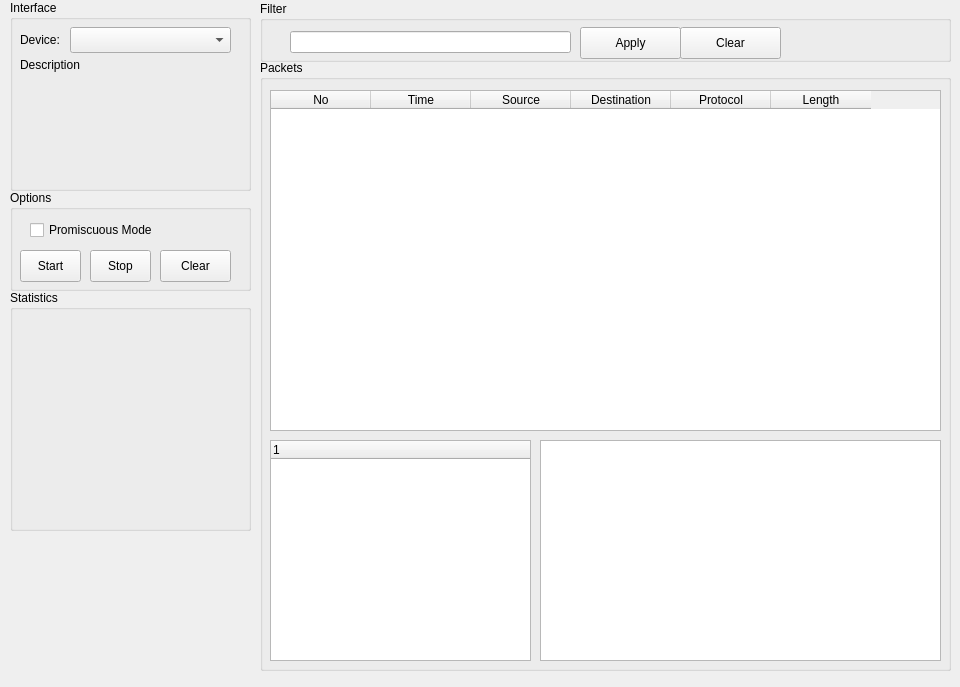
Before: the Qt Designer form QSniffer.ui in futureer/QSniffer, drawn with Qt 5.
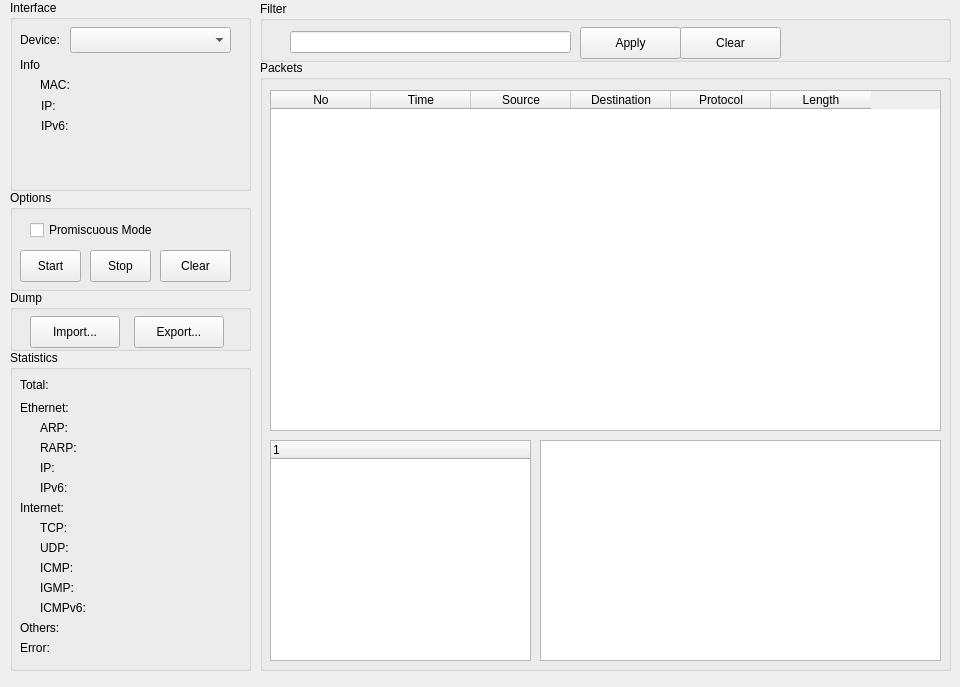
After: the same form once the commit is applied.

What changed in the file:
```diff
--- a/QSniffer.ui
+++ b/QSniffer.ui
@@ -217,7 +217,111 @@
       </rect>
      </property>
      <property name="text">
-      <string>Description</string>
+      <string>Info</string>
+     </property>
+    </widget>
+    <widget class="QLabel" name="macLabel">
+     <property name="geometry">
+      <rect>
+       <x>30</x>
+       <y>77</y>
+       <width>34</width>
+       <height>16</height>
+      </rect>
+     </property>
+     <property name="text">
+      <string>MAC: </string>
+     </property>
+    </widget>
+    <widget class="QLabel" name="macContentLabel">
+     <property name="geometry">
+      <rect>
+       <x>72</x>
+       <y>77</y>
+       <width>150</width>
+       <height>16</height>
+      </rect>
+     </property>
+     <property name="text">
+      <string/>
+     </property>
+    </widget>
+    <widget class="QLabel" name="ipAddrLabel">
+     <property name="geometry">
+      <rect>
+       <x>31</x>
+       <y>98</y>
+       <width>21</width>
+       <height>16</height>
+      </rect>
+     </property>
+     <property name="text">
+      <string>IP:</string>
+     </property>
+    </widget>
+    <widget class="QLabel" name="ipAddressLabel">
+     <property name="geometry">
+      <rect>
+       <x>72</x>
+       <y>98</y>
+       <width>150</width>
+       <height>16</height>
+      </rect>
+     </property>
+     <property name="text">
+      <string/>
+     </property>
+    </widget>
+    <widget class="QLabel" name="ipv6AddrLabel">
+     <property name="geometry">
+      <rect>
+       <x>31</x>
+       <y>118</y>
+       <width>31</width>
+       <height>16</height>
+      </rect>
+     </property>
+     <property name="text">
+      <string>IPv6:</string>
+     </property>
+    </widget>
+    <widget class="QLabel" name="ipv6Address1Label">
+     <property name="geometry">
+      <rect>
+       <x>72</x>
+       <y>118</y>
+       <width>150</width>
+       <height>16</height>
+      </rect>
+     </property>
+     <property name="text">
+      <string/>
+     </property>
+    </widget>
+    <widget class="QLabel" name="ipv6Address2Label">
+     <property name="geometry">
+      <rect>
+       <x>72</x>
+       <y>139</y>
+       <width>150</width>
+       <height>16</height>
+      </rect>
+     </property>
+     <property name="text">
+      <string/>
+     </property>
+    </widget>
+    <widget class="QLabel" name="ipv6Address3Label">
+     <property name="geometry">
+      <rect>
+       <x>72</x>
+       <y>159</y>
+       <width>150</width>
+       <height>16</height>
+      </rect>
+     </property>
+     <property name="text">
+      <string/>
      </property>
     </widget>
    </widget>
@@ -290,14 +394,391 @@
     <property name="geometry">
      <rect>
       <x>10</x>
-      <y>290</y>
+      <y>350</y>
       <width>241</width>
-      <height>241</height>
+      <height>321</height>
      </rect>
     </property>
     <property name="title">
      <string>Statistics</string>
     </property>
+    <widget class="QLabel" name="totalLabel">
+     <property name="geometry">
+      <rect>
+       <x>10</x>
+       <y>27</y>
+       <width>41</width>
+       <height>16</height>
+      </rect>
+     </property>
+     <property name="text">
+      <string>Total: </string>
+     </property>
+    </widget>
+    <widget class="QLabel" name="totalCountLabel">
+     <property name="geometry">
+      <rect>
+       <x>70</x>
+       <y>26</y>
+       <width>61</width>
+       <height>20</height>
+      </rect>
+     </property>
+     <property name="text">
+      <string/>
+     </property>
+    </widget>
+    <widget class="QLabel" name="ethernetLabel">
+     <property name="geometry">
+      <rect>
+       <x>10</x>
+       <y>50</y>
+       <width>62</width>
+       <height>16</height>
+      </rect>
+     </property>
+     <property name="text">
+      <string>Ethernet:</string>
+     </property>
+    </widget>
+    <widget class="QLabel" name="arpLabel">
+     <property name="geometry">
+      <rect>
+       <x>30</x>
+       <y>70</y>
+       <width>31</width>
+       <height>16</height>
+      </rect>
+     </property>
+     <property name="text">
+      <string>ARP: </string>
+     </property>
+    </widget>
+    <widget class="QLabel" name="arpCountLabel">
+     <property name="geometry">
+      <rect>
+       <x>70</x>
+       <y>70</y>
+       <width>62</width>
+       <height>16</height>
+      </rect>
+     </property>
+     <property name="text">
+      <string/>
+     </property>
+    </widget>
+    <widget class="QLabel" name="rarpCountLabel">
+     <property name="geometry">
+      <rect>
+       <x>80</x>
+       <y>90</y>
+       <width>62</width>
+       <height>16</height>
+      </rect>
+     </property>
+     <property name="text">
+      <string/>
+     </property>
+    </widget>
+    <widget class="QLabel" name="rarpLabel">
+     <property name="geometry">
+      <rect>
+       <x>30</x>
+       <y>90</y>
+       <width>41</width>
+       <height>16</height>
+      </rect>
+     </property>
+     <property name="text">
+      <string>RARP: </string>
+     </property>
+    </widget>
+    <widget class="QLabel" name="ipLabel_2">
+     <property name="geometry">
+      <rect>
+       <x>30</x>
+       <y>110</y>
+       <width>21</width>
+       <height>16</height>
+      </rect>
+     </property>
+     <property name="text">
+      <string>IP: </string>
+     </property>
+    </widget>
+    <widget class="QLabel" name="ipCountLabel">
+     <property name="geometry">
+      <rect>
+       <x>60</x>
+       <y>110</y>
+       <width>62</width>
+       <height>16</height>
+      </rect>
+     </property>
+     <property name="text">
+      <string/>
+     </property>
+    </widget>
+    <widget class="QLabel" name="ipv6Label_2">
+     <property name="geometry">
+      <rect>
+       <x>30</x>
+       <y>130</y>
+       <width>35</width>
+       <height>16</height>
+      </rect>
+     </property>
+     <property name="text">
+      <string>IPv6: </string>
+     </property>
+    </widget>
+    <widget class="QLabel" name="ipv6CountLabel">
+     <property name="geometry">
+      <rect>
+       <x>70</x>
+       <y>130</y>
+       <width>62</width>
+       <height>16</height>
+      </rect>
+     </property>
+     <property name="text">
+      <string/>
+     </property>
+    </widget>
+    <widget class="QLabel" name="internetLabel">
+     <property name="geometry">
+      <rect>
+       <x>10</x>
+       <y>150</y>
+       <width>62</width>
+       <height>16</height>
+      </rect>
+     </property>
+     <property name="text">
+      <string>Internet:</string>
+     </property>
+    </widget>
+    <widget class="QLabel" name="tcpLabel">
+     <property name="geometry">
+      <rect>
+       <x>30</x>
+       <y>170</y>
+       <width>31</width>
+       <height>16</height>
+      </rect>
+     </property>
+     <property name="text">
+      <string>TCP: </string>
+     </property>
+    </widget>
+    <widget class="QLabel" name="tcpCountLabel">
+     <property name="geometry">
+      <rect>
+       <x>70</x>
+       <y>170</y>
+       <width>62</width>
+       <height>16</height>
+      </rect>
+     </property>
+     <property name="text">
+      <string/>
+     </property>
+    </widget>
+    <widget class="QLabel" name="udpLabel">
+     <property name="geometry">
+      <rect>
+       <x>30</x>
+       <y>190</y>
+       <width>33</width>
+       <height>16</height>
+      </rect>
+     </property>
+     <property name="text">
+      <string>UDP: </string>
+     </property>
+    </widget>
+    <widget class="QLabel" name="udpCountLabel">
+     <property name="geometry">
+      <rect>
+       <x>70</x>
+       <y>190</y>
+       <width>62</width>
+       <height>16</height>
+      </rect>
+     </property>
+     <property name="text">
+      <string/>
+     </property>
+    </widget>
+    <widget class="QLabel" name="icmpLabel">
+     <property name="geometry">
+      <rect>
+       <x>30</x>
+       <y>210</y>
+       <width>41</width>
+       <height>16</height>
+      </rect>
+     </property>
+     <property name="text">
+      <string>ICMP: </string>
+     </property>
+    </widget>
+    <widget class="QLabel" name="icmpCountLabel">
+     <property name="geometry">
+      <rect>
+       <x>80</x>
+       <y>210</y>
+       <width>62</width>
+       <height>16</height>
+      </rect>
+     </property>
+     <property name="text">
+      <string/>
+     </property>
+    </widget>
+    <widget class="QLabel" name="igmpCountLabel">
+     <property name="geometry">
+      <rect>
+       <x>80</x>
+       <y>230</y>
+       <width>62</width>
+       <height>16</height>
+      </rect>
+     </property>
+     <property name="text">
+      <string/>
+     </property>
+    </widget>
+    <widget class="QLabel" name="igmpLabel">
+     <property name="geometry">
+      <rect>
+       <x>30</x>
+       <y>230</y>
+       <width>41</width>
+       <height>16</height>
+      </rect>
+     </property>
+     <property name="text">
+      <string>IGMP: </string>
+     </property>
+    </widget>
+    <widget class="QLabel" name="othersLabel">
+     <property name="geometry">
+      <rect>
+       <x>10</x>
+       <y>270</y>
+       <width>51</width>
+       <height>16</height>
+      </rect>
+     </property>
+     <property name="text">
+      <string>Others: </string>
+     </property>
+    </widget>
+    <widget class="QLabel" name="othersCountLabel">
+     <property name="geometry">
+      <rect>
+       <x>70</x>
+       <y>270</y>
+       <width>61</width>
+       <height>20</height>
+      </rect>
+     </property>
+     <property name="text">
+      <string/>
+     </property>
+    </widget>
+    <widget class="QLabel" name="icmpv6Label">
+     <property name="geometry">
+      <rect>
+       <x>30</x>
+       <y>250</y>
+       <width>51</width>
+       <height>16</height>
+      </rect>
+     </property>
+     <property name="text">
+      <string>ICMPv6: </string>
+     </property>
+    </widget>
+    <widget class="QLabel" name="icmpv6CountLabel">
+     <property name="geometry">
+      <rect>
+       <x>90</x>
+       <y>250</y>
+       <width>62</width>
+       <height>16</height>
+      </rect>
+     </property>
+     <property name="text">
+      <string/>
+     </property>
+    </widget>
+    <widget class="QLabel" name="errorCountLabel">
+     <property name="geometry">
+      <rect>
+       <x>60</x>
+       <y>290</y>
+       <width>61</width>
+       <height>20</height>
+      </rect>
+     </property>
+     <property name="text">
+      <string/>
+     </property>
+    </widget>
+    <widget class="QLabel" name="errorLabel">
+     <property name="geometry">
+      <rect>
+       <x>10</x>
+       <y>290</y>
+       <width>51</width>
+       <height>16</height>
+      </rect>
+     </property>
+     <property name="text">
+      <string>Error: </string>
+     </property>
+    </widget>
+   </widget>
+   <widget class="QGroupBox" name="dumpGroupBox">
+    <property name="geometry">
+     <rect>
+      <x>10</x>
+      <y>290</y>
+      <width>241</width>
+      <height>61</height>
+     </rect>
+    </property>
+    <property name="title">
+     <string>Dump</string>
+    </property>
+    <widget class="QPushButton" name="importButton">
+     <property name="geometry">
+      <rect>
+       <x>20</x>
+       <y>26</y>
+       <width>90</width>
+       <height>32</height>
+      </rect>
+     </property>
+     <property name="text">
+      <string>Import...</string>
+     </property>
+    </widget>
+    <widget class="QPushButton" name="exportButton">
+     <property name="geometry">
+      <rect>
+       <x>124</x>
+       <y>26</y>
+       <width>90</width>
+       <height>32</height>
+      </rect>
+     </property>
+     <property name="text">
+      <string>Export...</string>
+     </property>
+    </widget>
    </widget>
   </widget>
  </widget>
```
